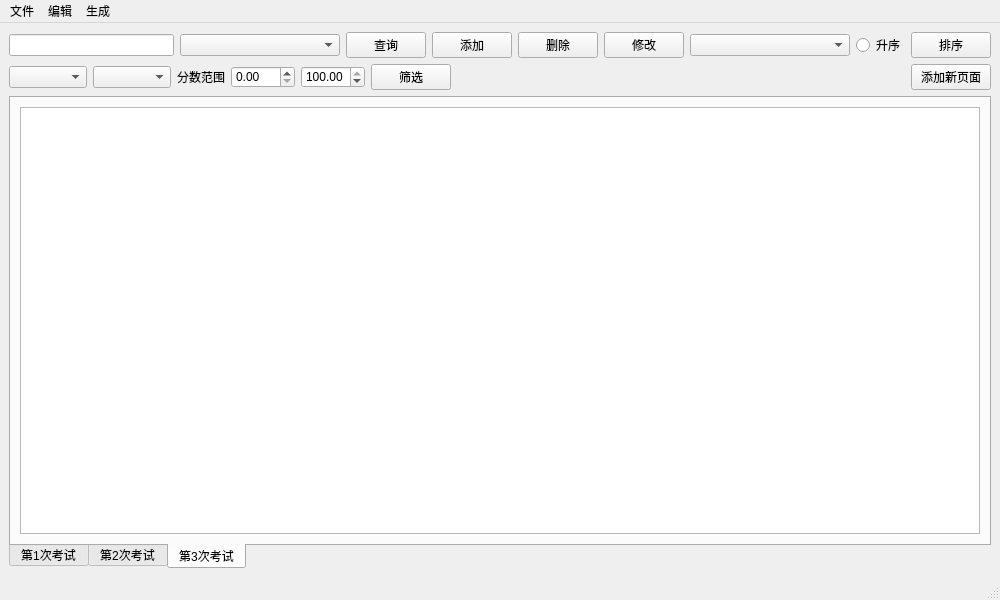
Before: the Qt Designer form mainwindow.ui in TheWeakest34/StudentManageSystem, drawn with Qt 5.
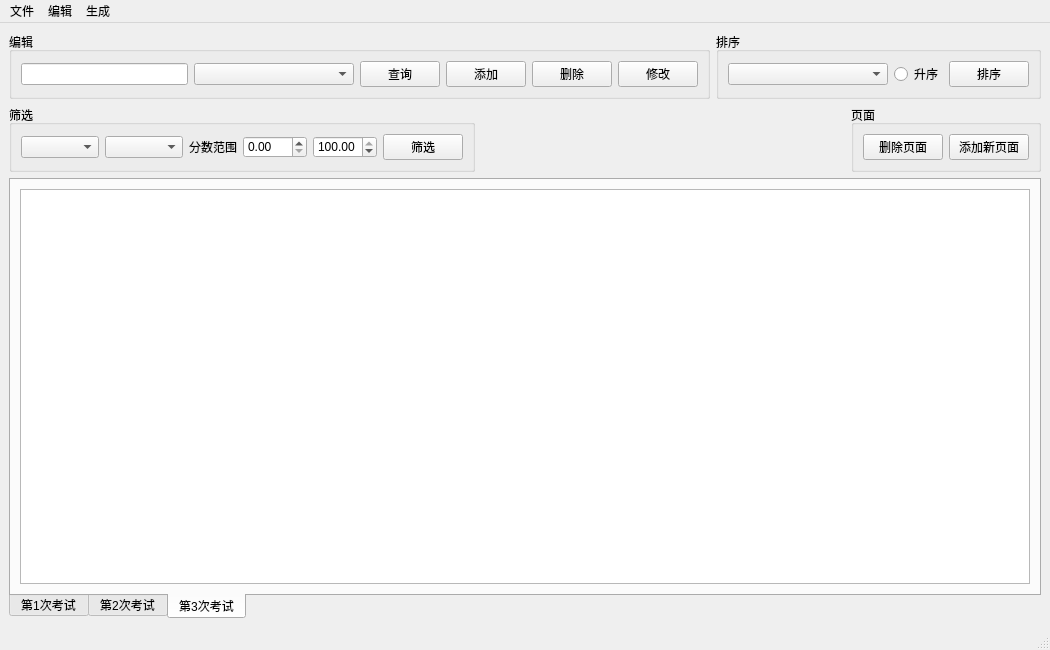
After: the same form once the commit is applied. The open tabs and pages were chosen to show the change.

Commit message: 完成了csv文件的导入，以及优化了界面

What changed in the file:
```diff
--- a/mainwindow.ui
+++ b/mainwindow.ui
@@ -6,8 +6,8 @@
    <rect>
     <x>0</x>
     <y>0</y>
-    <width>1000</width>
-    <height>600</height>
+    <width>1050</width>
+    <height>650</height>
    </rect>
   </property>
   <property name="windowTitle">
@@ -22,17 +22,23 @@
 }</string>
   </property>
   <widget class="QWidget" name="centralwidget">
-   <layout class="QGridLayout" name="gridLayout">
+   <layout class="QGridLayout" name="gridLayout_8">
     <item row="0" column="0">
      <layout class="QHBoxLayout" name="horizontalLayout">
       <item>
+       <widget class="QGroupBox" name="groupBox">
+        <property name="title">
+         <string>编辑</string>
+        </property>
+        <layout class="QGridLayout" name="gridLayout">
+         <item row="0" column="0">
        <widget class="QLineEdit" name="SearchText">
         <property name="placeholderText">
          <string/>
         </property>
        </widget>
       </item>
-      <item>
+         <item row="0" column="1">
        <widget class="QComboBox" name="SearchBy">
         <property name="enabled">
          <bool>true</bool>
@@ -75,35 +81,44 @@
         </item>
        </widget>
       </item>
-      <item>
+         <item row="0" column="2">
        <widget class="QPushButton" name="btSearch">
         <property name="text">
          <string>查询</string>
         </property>
        </widget>
       </item>
-      <item>
+         <item row="0" column="3">
        <widget class="QPushButton" name="btAdd">
         <property name="text">
          <string>添加</string>
         </property>
        </widget>
       </item>
-      <item>
+         <item row="0" column="4">
        <widget class="QPushButton" name="btDelete">
         <property name="text">
          <string>删除</string>
         </property>
        </widget>
       </item>
-      <item>
+         <item row="0" column="5">
        <widget class="QPushButton" name="btEdit">
         <property name="text">
          <string>修改</string>
         </property>
        </widget>
       </item>
+        </layout>
+       </widget>
+      </item>
       <item>
+       <widget class="QGroupBox" name="groupBox_3">
+        <property name="title">
+         <string>排序</string>
+        </property>
+        <layout class="QGridLayout" name="gridLayout_6">
+         <item row="0" column="0">
        <widget class="QComboBox" name="OrderBy">
         <property name="sizePolicy">
          <sizepolicy hsizetype="Minimum" vsizetype="Fixed">
@@ -165,14 +180,14 @@
         </item>
        </widget>
       </item>
-      <item>
+         <item row="0" column="1">
        <widget class="QRadioButton" name="AscOrDesc">
         <property name="text">
          <string>升序</string>
         </property>
        </widget>
       </item>
-      <item>
+         <item row="0" column="2">
        <widget class="QPushButton" name="btOrder">
         <property name="text">
          <string>排序</string>
@@ -180,10 +195,19 @@
        </widget>
       </item>
      </layout>
+       </widget>
+      </item>
+     </layout>
     </item>
     <item row="1" column="0">
      <layout class="QHBoxLayout" name="horizontalLayout_2">
       <item>
+       <widget class="QGroupBox" name="groupBox_2">
+        <property name="title">
+         <string>筛选</string>
+        </property>
+        <layout class="QGridLayout" name="gridLayout_5">
+         <item row="0" column="0">
        <widget class="QComboBox" name="Class">
         <property name="currentText">
          <string/>
@@ -251,7 +275,7 @@
         </item>
        </widget>
       </item>
-      <item>
+         <item row="0" column="1">
        <widget class="QComboBox" name="Course">
         <property name="currentIndex">
          <number>-1</number>
@@ -281,21 +305,21 @@
         </item>
        </widget>
       </item>
-      <item>
+         <item row="0" column="2">
        <widget class="QLabel" name="label">
         <property name="text">
          <string>分数范围</string>
         </property>
        </widget>
       </item>
-      <item>
+         <item row="0" column="3">
        <widget class="QDoubleSpinBox" name="Min">
         <property name="maximum">
          <double>100.000000000000000</double>
         </property>
        </widget>
       </item>
-      <item>
+         <item row="0" column="4">
        <widget class="QDoubleSpinBox" name="Max">
         <property name="maximum">
          <double>100.000000000000000</double>
@@ -305,13 +329,16 @@
         </property>
        </widget>
       </item>
-      <item>
+         <item row="0" column="5">
        <widget class="QPushButton" name="Filter">
         <property name="text">
          <string>筛选</string>
         </property>
        </widget>
       </item>
+        </layout>
+       </widget>
+      </item>
       <item>
        <spacer name="horizontalSpacer">
         <property name="orientation">
@@ -326,6 +353,19 @@
        </spacer>
       </item>
       <item>
+       <widget class="QGroupBox" name="groupBox_4">
+        <property name="title">
+         <string>页面</string>
+        </property>
+        <layout class="QGridLayout" name="gridLayout_7">
+         <item row="0" column="0">
+          <widget class="QPushButton" name="pushButton">
+           <property name="text">
+            <string>删除页面</string>
+           </property>
+          </widget>
+         </item>
+         <item row="0" column="1">
        <widget class="QPushButton" name="addNewTab">
         <property name="text">
          <string>添加新页面</string>
@@ -333,6 +373,9 @@
        </widget>
       </item>
      </layout>
+       </widget>
+      </item>
+     </layout>
     </item>
     <item row="2" column="0">
      <widget class="QTabWidget" name="tabWidget">
@@ -381,7 +424,7 @@
     <rect>
      <x>0</x>
      <y>0</y>
-     <width>1000</width>
+     <width>1050</width>
      <height>24</height>
     </rect>
    </property>
```
Left out of the diff: 26 changed lines with no effect on the pictures. Lines whose indentation alone changed are shown as unchanged. The commit also changes 5 other files.
